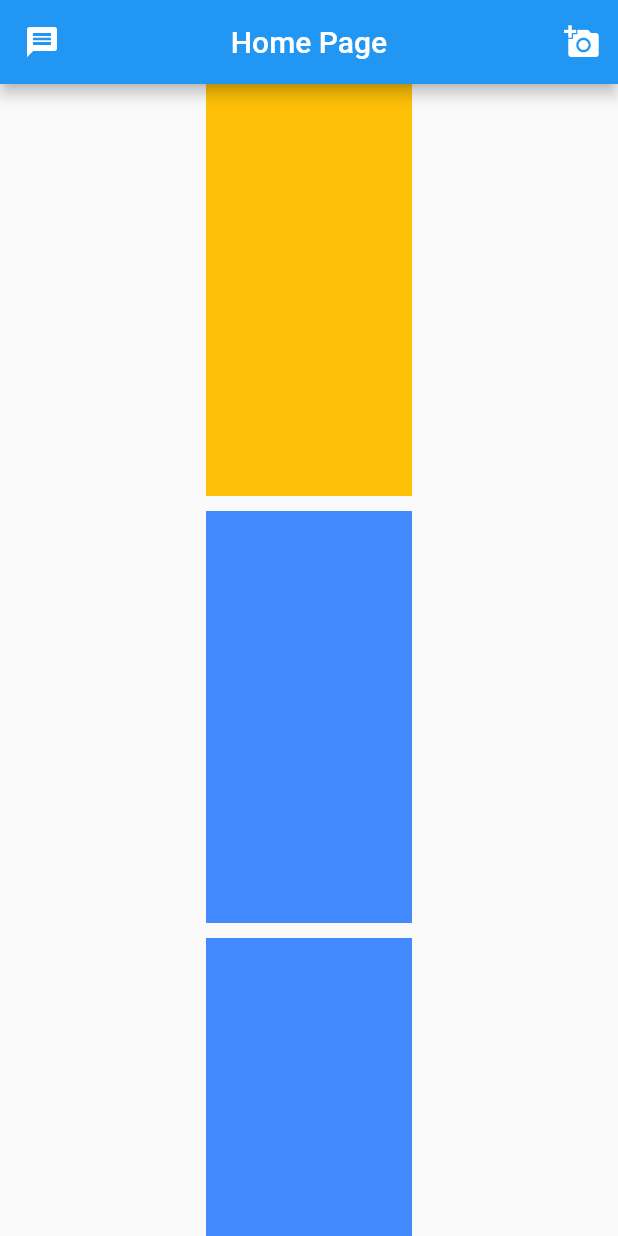
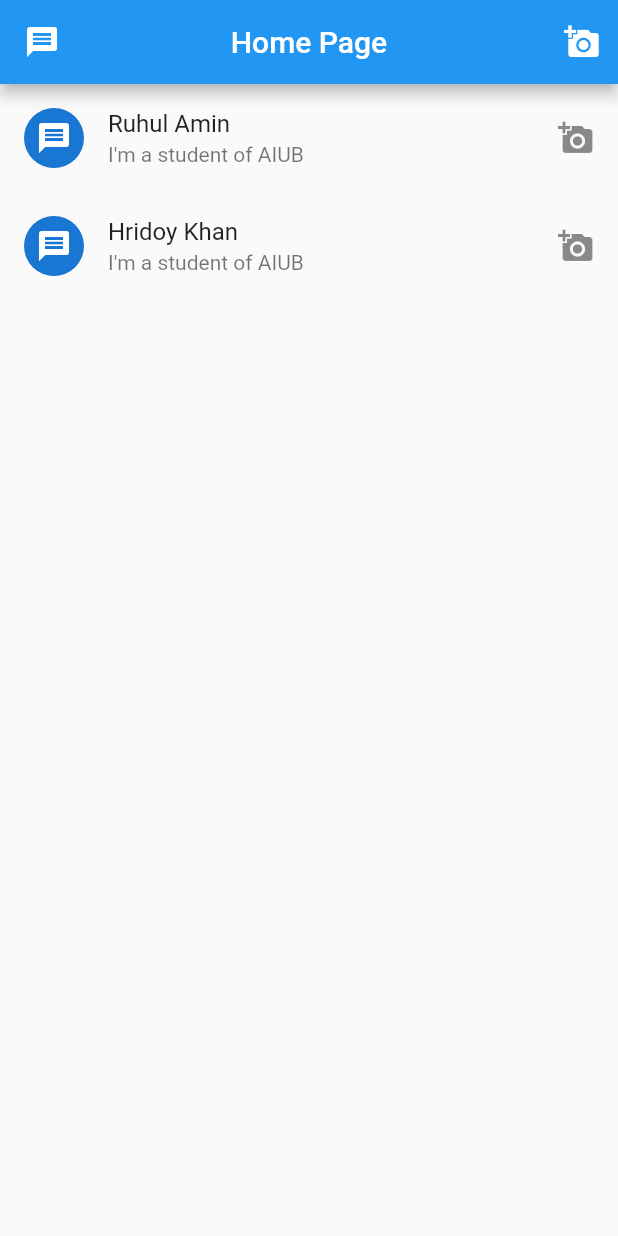
Before and after one commit to ruhulamin63/Flutter-App-Developer, a Flutter app: the screen it shows after launch, on a phone screen of 412 x 824 dp. Run offline on Flutter 3.47's test engine with Material 2 defaults, Android fonts, the phone set to English and light mode, and no system bars.

Commit message:
ListTile done for list show

```diff
--- a/flutter_widget/lib/main.dart
+++ b/flutter_widget/lib/main.dart
@@ -35,35 +35,21 @@ class HomePage extends StatelessWidget {
 
 
           body: ListView(
-            children: [
-
-              Column(
-                children: [
-                  Container(
-                    height: screenHeight,
-                    width: screenWidth,
-                    color: Colors.amber,
-                  ),
-
-                  const SizedBox(height: 10,),
-
-                  Container(
-                    height: screenHeight,
-                    width: screenWidth,
-                    color: Colors.blueAccent,
-                  ),
-
-                  const SizedBox(height: 10,),
-
-                  Container(
-                    height: screenHeight,
-                    width: screenWidth,
-                    color: Colors.blueAccent,
-                  )
-                ],
+            children: const [
+              ListTile(
+                title: Text("Ruhul Amin"),
+                subtitle: Text("I'm a student of AIUB"),
+                leading: CircleAvatar(child: Icon(Icons.message),),
+                trailing: Icon(Icons.add_a_photo),
 
               ),
+              ListTile(
+                title: Text("Hridoy Khan"),
+                subtitle: Text("I'm a student of AIUB"),
+                leading: CircleAvatar(child: Icon(Icons.message),),
+                trailing: Icon(Icons.add_a_photo),
 
+              ),
             ],
           ),
         )
```
